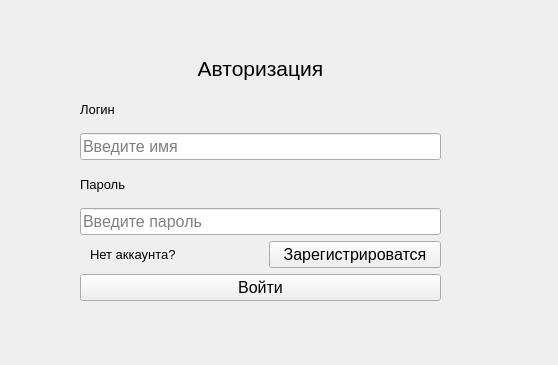
Before: the Qt Designer form auth_form.ui in Sonelilyn22/Quiz, drawn with Qt 5.
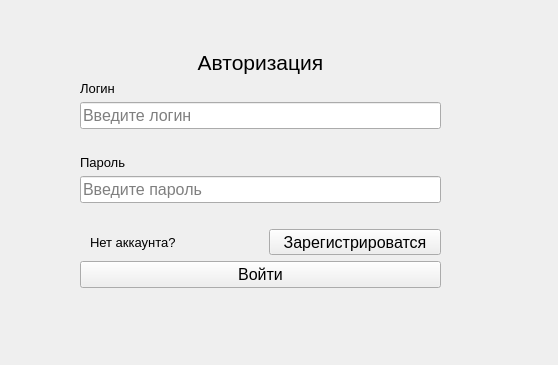
After: the same form once the commit is applied.

```diff
--- a/auth_form.ui
+++ b/auth_form.ui
@@ -43,7 +43,7 @@
      <x>80</x>
      <y>50</y>
      <width>361</width>
-     <height>251</height>
+     <height>258</height>
     </rect>
    </property>
    <layout class="QVBoxLayout" name="verticalLayout">
@@ -106,7 +106,14 @@
        <bool>false</bool>
       </property>
       <property name="placeholderText">
-       <string>Введите имя</string>
+       <string>Введите логин</string>
+      </property>
+     </widget>
+    </item>
+    <item>
+     <widget class="QLabel" name="message_login">
+      <property name="text">
+       <string/>
       </property>
      </widget>
     </item>
@@ -134,6 +141,13 @@
       </property>
      </widget>
     </item>
+    <item>
+     <widget class="QLabel" name="message_password">
+      <property name="text">
+       <string/>
+      </property>
+     </widget>
+    </item>
     <item>
      <layout class="QHBoxLayout" name="horizontalLayout">
       <property name="spacing">
@@ -183,6 +197,13 @@
       </property>
      </widget>
     </item>
+    <item>
+     <widget class="QLabel" name="message_auth">
+      <property name="text">
+       <string/>
+      </property>
+     </widget>
+    </item>
    </layout>
   </widget>
  </widget>
```
Left out of the diff: 24 changed lines with no effect on the pictures.
